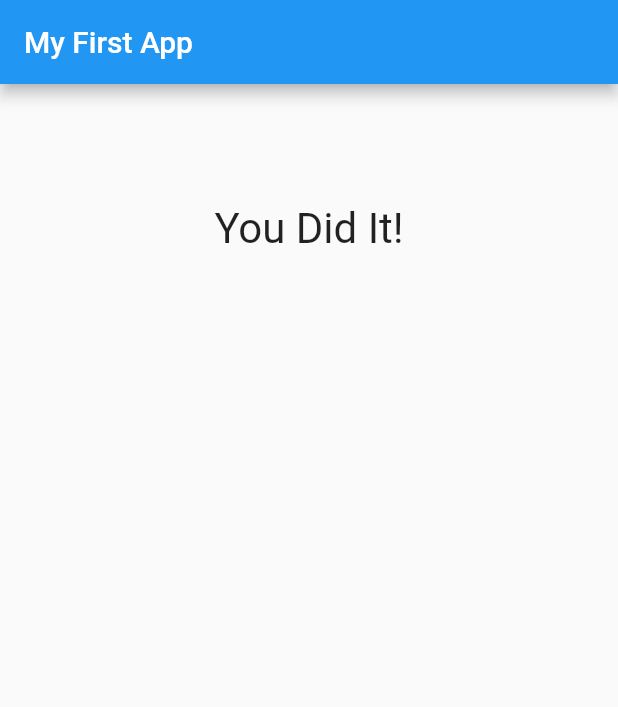
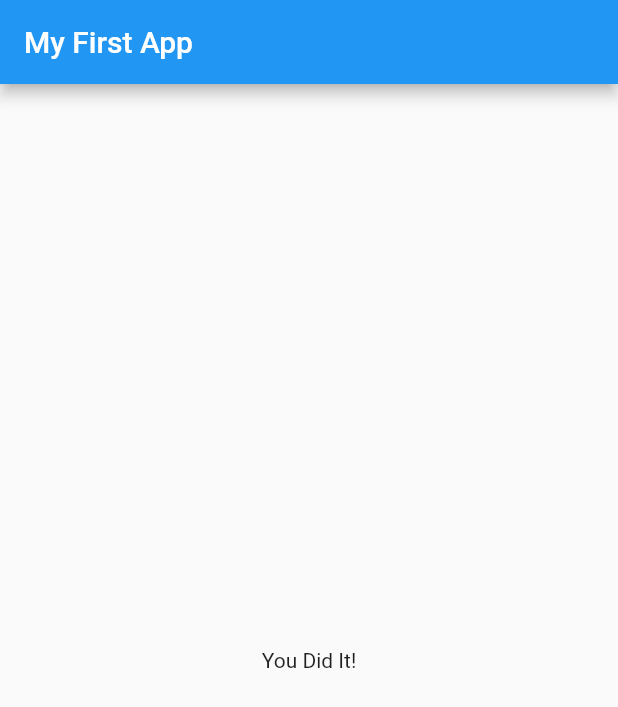
Before and after one commit to delwinbest/flutter_complete_guide, a Flutter app: the screen it shows after launch, after a tap on "Black", after a tap on "Snake", after a tap on "Ribs", on a phone screen of 412 x 824 dp. Shown: the top 707 px of the screen. Run offline on Flutter 3.47's test engine with Material 2 defaults, Android fonts, the phone set to English and light mode, and no system bars.

Commit message:
Split Quiz and Results into each own widget: Refactor.

```diff
--- a/lib/main.dart
+++ b/lib/main.dart
@@ -1,8 +1,6 @@
-import 'dart:ffi';
-
 import 'package:flutter/material.dart';
-import 'package:flutter_complete_guide/answer.dart';
-import 'question.dart';
+import 'quiz.dart';
+import 'result.dart';
 
 // void main() {
 //   runApp(MyApp());
@@ -16,7 +14,7 @@ class MyApp extends StatefulWidget {
 }
 
 class _MyAppState extends State<MyApp> {
-  var questions = const [
+  var _questions = const [
     {
       'questionText': 'What\'s your favourite color?',
       'answers': ['Black', 'Green', 'Blue', 'White']
@@ -33,7 +31,7 @@ class _MyAppState extends State<MyApp> {
   var _questionIndex = 0;
 
   _answerQuestion() {
-    int arrLength = questions.length;
+    int arrLength = _questions.length;
     this.setState(() {
       if (_questionIndex < arrLength) {
         _questionIndex = _questionIndex + 1;
@@ -46,18 +44,15 @@ class _MyAppState extends State<MyApp> {
   Widget build(BuildContext context) {
     return MaterialApp(
       home: Scaffold(
-        appBar: AppBar(
-          title: Text("My First App"),
-        ),
-        body: _questionIndex < questions.length
-            ? Column(children: [
-                Question(questions[_questionIndex]['questionText']),
-                ...(questions[_questionIndex]['answers'] as List<String>)
-                    .map((answer) => Answer(_answerQuestion, answer))
-                    .toList(),
-              ])
-            : Column(children: [Question('You Did It!')]),
-      ),
+          appBar: AppBar(
+            title: Text("My First App"),
+          ),
+          body: _questionIndex < _questions.length
+              ? Quiz(
+                  answerQuestion: _answerQuestion,
+                  questions: _questions,
+                  questionIndex: _questionIndex)
+              : Result()),
     );
   }
 }
--- /dev/null
+++ b/lib/quiz.dart
@@ -0,0 +1,24 @@
+import 'package:flutter/material.dart';
+import 'package:flutter_complete_guide/answer.dart';
+import 'question.dart';
+
+class Quiz extends StatelessWidget {
+  final List<Map<String, Object>> questions;
+  final int questionIndex;
+  final Function answerQuestion;
+
+  const Quiz(
+      {@required this.answerQuestion,
+      @required this.questions,
+      @required this.questionIndex});
+
+  @override
+  Widget build(BuildContext context) {
+    return Column(children: [
+      Question(questions[questionIndex]['questionText']),
+      ...(questions[questionIndex]['answers'] as List<String>)
+          .map((answer) => Answer(answerQuestion, answer))
+          .toList()
+    ]);
+  }
+}
--- /dev/null
+++ b/lib/result.dart
@@ -0,0 +1,12 @@
+import 'package:flutter/material.dart';
+
+class Result extends StatelessWidget {
+  const Result();
+
+  @override
+  Widget build(BuildContext context) {
+    return Center(
+      child: Text('You Did It!'),
+    );
+  }
+}
```
